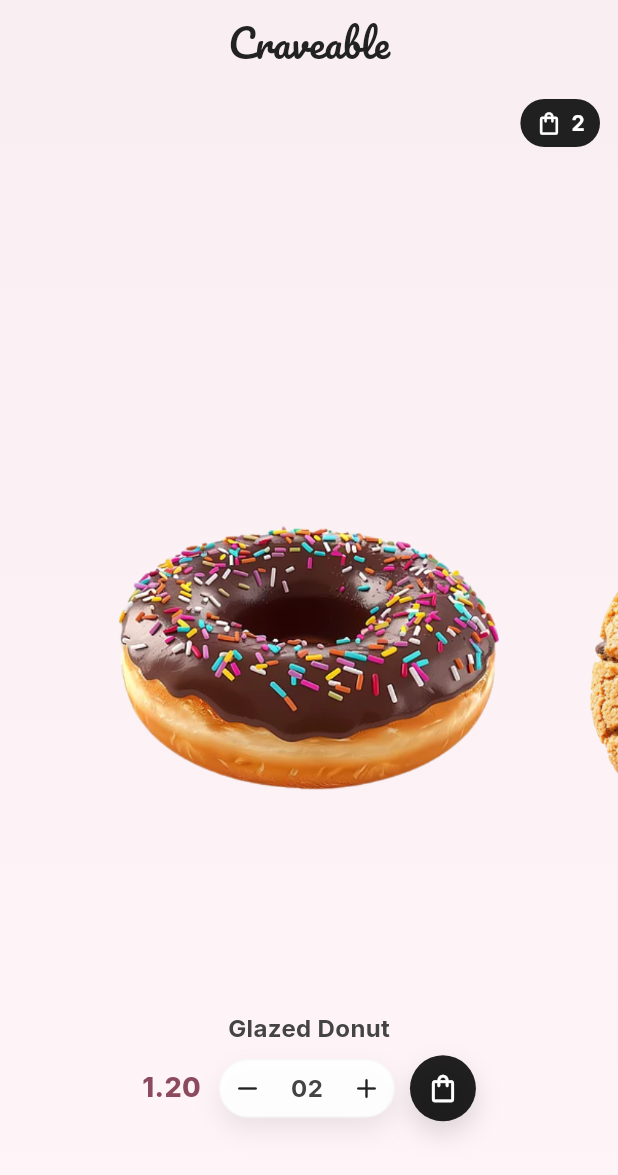
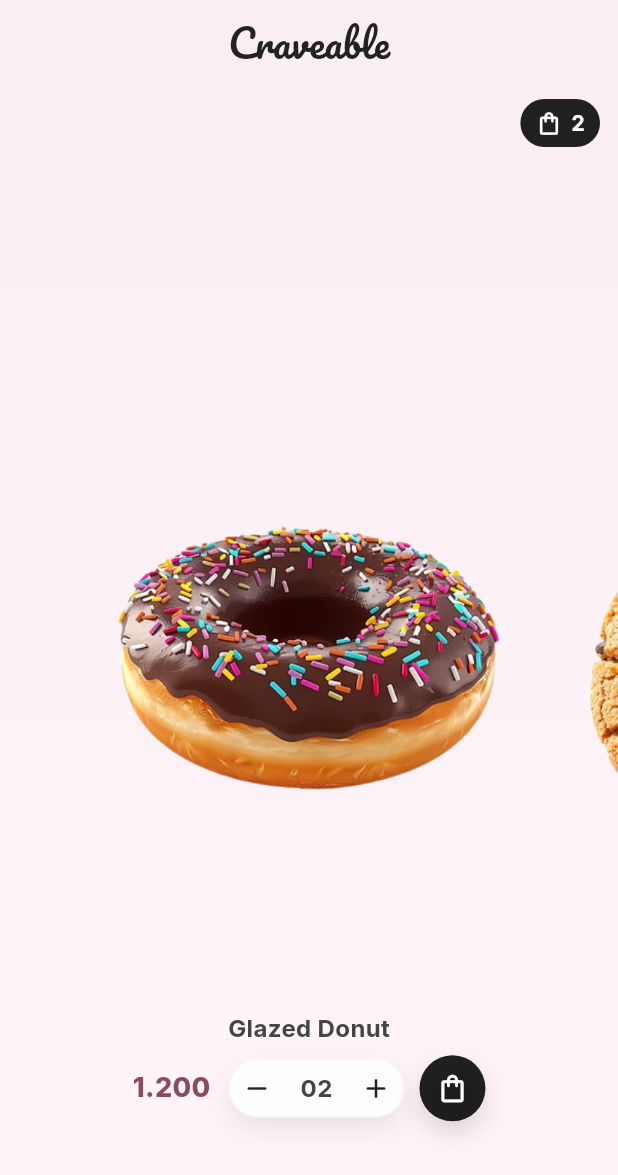
Before and after one commit to v7s7/Sweets, a Flutter app: the screen it shows after launch, after a tap on the "add" icon, after a tap on the "shopping bag" icon, on a phone screen of 412 x 824 dp. Shown: the top 1175 px of the screen. Run offline on Flutter 3.47's test engine with Material 3 defaults, Android fonts, the phone set to English and light mode, and no system bars; our stand-ins replace flutter_riverpod, google_fonts.

Commit message:
feat: push Sweets app

```diff
--- a/lib/features/sweets/widgets/nutrition_panel.dart
+++ b/lib/features/sweets/widgets/nutrition_panel.dart
@@ -15,31 +15,32 @@ class NutritionPanel extends StatelessWidget {
 
   @override
   Widget build(BuildContext context) {
-    // Pills appear on the LEFT when detail is open (to match screenshots)
+    // Nutritional info panel; animates in/out. Neutral about side placement.
     return IgnorePointer(
       ignoring: !visible,
       child: AnimatedOpacity(
         opacity: visible ? 1 : 0,
         duration: const Duration(milliseconds: 180),
         child: AnimatedSlide(
-          offset: visible ? Offset.zero : const Offset(-0.3, 0),
+          // Slide from the right when appearing (works well when panel is aligned right).
+          offset: visible ? Offset.zero : const Offset(0.3, 0),
           duration: const Duration(milliseconds: 280),
           curve: Curves.easeOutCubic,
           child: ConstrainedBox(
             constraints: const BoxConstraints(maxWidth: 280),
             child: Padding(
-              padding: const EdgeInsets.only(left: 16.0),
+              padding: const EdgeInsets.symmetric(horizontal: 16.0),
               child: Column(
                 mainAxisSize: MainAxisSize.min,
                 crossAxisAlignment: CrossAxisAlignment.start,
                 children: [
-                  _pill(context, title: 'Salt',    value: '${_fmt(sweet.fat)} g',   percent: 3),
+                  _pill(context, title: 'Protein', value: '${_fmt(sweet.protein)} g', percent: 8),
                   const SizedBox(height: 12),
-                  _pill(context, title: 'Sugar',   value: '${_fmt(sweet.carbs)} g', percent: 12),
+                  _pill(context, title: 'Carbs',   value: '${_fmt(sweet.carbs)} g',   percent: 12),
                   const SizedBox(height: 12),
-                  _pill(context, title: 'Fat',     value: '${_fmt(sweet.fat)} g',   percent: 12),
+                  _pill(context, title: 'Fat',     value: '${_fmt(sweet.fat)} g',     percent: 12),
                   const SizedBox(height: 12),
-                  _pill(context, title: 'Energy',  value: '${sweet.calories} cal',  percent: 40),
+                  _pill(context, title: 'Energy',  value: '${sweet.calories} kcal',   percent: 40),
                   const SizedBox(height: 8),
                   IconButton(onPressed: onClose, icon: const Icon(Icons.close_rounded)),
                 ],
@@ -58,7 +59,9 @@ class NutritionPanel extends StatelessWidget {
       decoration: BoxDecoration(
         color: Colors.white.withOpacity(0.85),
         borderRadius: BorderRadius.circular(20),
-        boxShadow: const [BoxShadow(color: Color(0x16000000), blurRadius: 14, offset: Offset(0,8))],
+        boxShadow: const [
+          BoxShadow(color: Color(0x16000000), blurRadius: 14, offset: Offset(0, 8))
+        ],
         border: Border.all(color: const Color(0x10A0A0A0)),
       ),
       child: Row(
@@ -76,9 +79,11 @@ class NutritionPanel extends StatelessWidget {
     return Container(
       padding: const EdgeInsets.symmetric(horizontal: 10, vertical: 6),
       decoration: BoxDecoration(
-        color: const Color(0xFF111111), borderRadius: BorderRadius.circular(14),
+        color: const Color(0xFF111111),
+        borderRadius: BorderRadius.circular(14),
       ),
-      child: Text('$p%', style: const TextStyle(color: Colors.white, fontWeight: FontWeight.w700)),
+      child: Text('$p%',
+          style: const TextStyle(color: Colors.white, fontWeight: FontWeight.w700)),
     );
   }
 
--- a/lib/features/sweets/widgets/sweet_image.dart
+++ b/lib/features/sweets/widgets/sweet_image.dart
@@ -51,8 +51,8 @@ class SweetImage extends StatelessWidget {
 
         final square = SizedBox.square(dimension: side, child: img);
 
-        // Slide by HALF OF PAGE WIDTH (not child width) so exactly 50% becomes hidden.
-        final targetDx = halfOffLeft ? -(constraints.maxWidth * 0.75) : 0.0;
+        // Slide by HALF OF THE IMAGE WIDTH so exactly 50% of the image becomes hidden.
+        final targetDx = halfOffLeft ? -(side / 2) : 0.0;
 
         return SizedBox.expand(
           child: TweenAnimationBuilder<double>(
@@ -62,7 +62,10 @@ class SweetImage extends StatelessWidget {
             builder: (context, dx, _) {
               return Transform.translate(
                 offset: Offset(dx, 0),
-                child: Align(alignment: alignment, child: GestureDetector(onTap: onTap, child: square)),
+                child: Align(
+                  alignment: alignment,
+                  child: GestureDetector(onTap: onTap, child: square),
+                ),
               );
             },
           ),
--- a/lib/features/sweets/widgets/sweets_viewport.dart
+++ b/lib/features/sweets/widgets/sweets_viewport.dart
@@ -59,6 +59,10 @@ class _SweetsViewportState extends ConsumerState<SweetsViewport>
   @override
   Widget build(BuildContext context) {
     final sweets = ref.watch(sweetsRepoProvider);
+    if (sweets.isEmpty) {
+      return const SizedBox.shrink();
+    }
+
     final state = ref.watch(sweetsControllerProvider);
     final current = sweets[state.index % sweets.length];
 
@@ -150,7 +154,7 @@ class _SweetsViewportState extends ConsumerState<SweetsViewport>
                       mainAxisAlignment: MainAxisAlignment.center,
                       children: [
                         Text(
-                          total.toStringAsFixed(2),
+                          total.toStringAsFixed(3), // BHD uses 3 decimal places
                           style: TextStyle(
                             color: pink,
                             fontWeight: FontWeight.w800,
@@ -238,7 +242,9 @@ class _SweetsViewportState extends ConsumerState<SweetsViewport>
     final end = _centerOfKey(_cartBadgeKey);
     if (start == null || end == null) return;
 
+    // Remove any existing entry before starting a new animation
     _flyEntry?.remove();
+    _flyEntry = null;
 
     final controller = AnimationController(
       vsync: this,
@@ -251,7 +257,8 @@ class _SweetsViewportState extends ConsumerState<SweetsViewport>
     final tweenY = Tween<double>(begin: start.dy, end: end.dy - 8);
     final sizeTween = Tween<double>(begin: 48, end: 16);
 
-    _flyEntry = OverlayEntry(builder: (ctx) {
+    // Create a local entry reference to avoid cross-removal when multiple taps happen
+    final entry = OverlayEntry(builder: (ctx) {
       return AnimatedBuilder(
         animation: curve,
         builder: (ctx, _) {
@@ -289,11 +296,16 @@ class _SweetsViewportState extends ConsumerState<SweetsViewport>
       );
     });
 
-    overlay.insert(_flyEntry!);
+    overlay.insert(entry);
+    _flyEntry = entry;
+
     controller.addStatusListener((st) {
       if (st == AnimationStatus.completed || st == AnimationStatus.dismissed) {
-        _flyEntry?.remove();
-        _flyEntry = null;
+        // Remove the specific entry created for this animation
+        entry.remove();
+        if (identical(_flyEntry, entry)) {
+          _flyEntry = null;
+        }
         controller.dispose();
       }
     });
```
